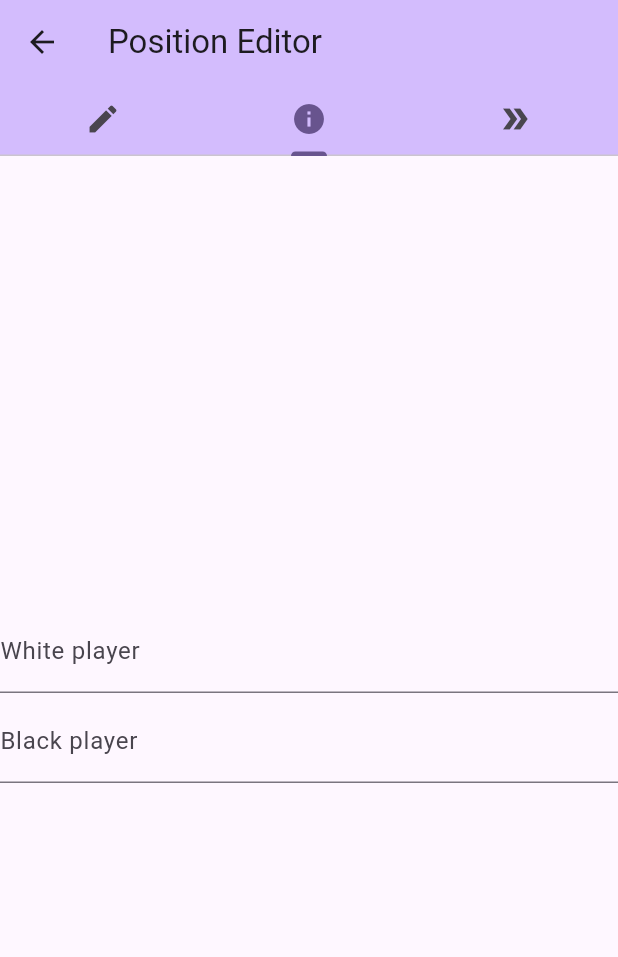
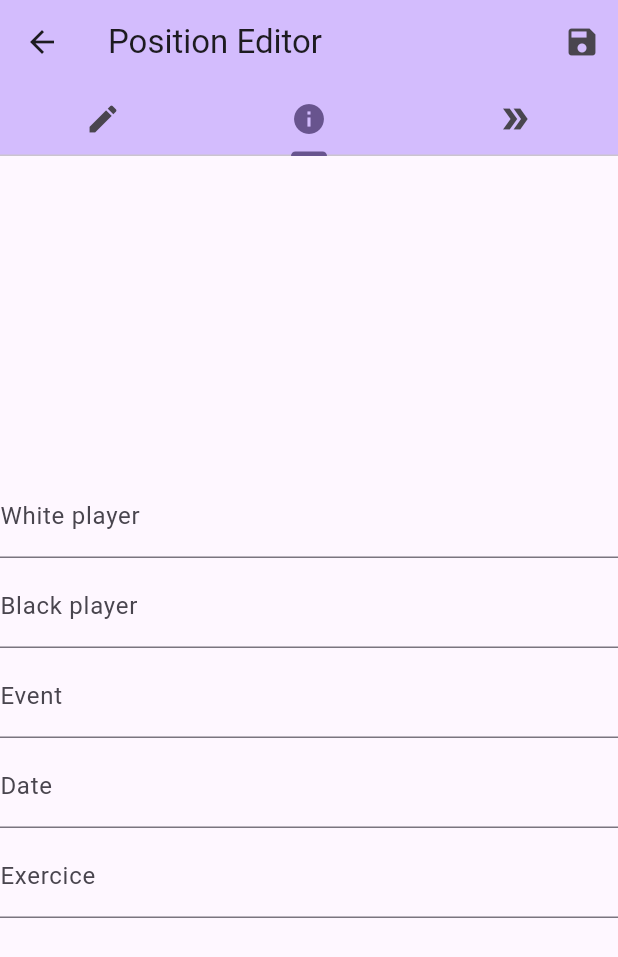
Before and after one commit to loloof64/ChessPositionsBinder, a Flutter app: the PositionEditorPage screen opened directly, tab 2 chosen, on a phone screen of 412 x 824 dp. Shown: the top 957 px of the screen. Run offline on Flutter 3.47's test engine with Material 3 defaults, Android fonts, the phone set to English and light mode, and no system bars; missing offline and left inert: chess_vectors_flutter, chessground, dartchess.

Commit message:
go further implementing position editor

```diff
--- a/lib/pages/position_editor.dart
+++ b/lib/pages/position_editor.dart
@@ -12,6 +12,11 @@ class PositionEditorPage extends StatefulWidget {
 }
 
 class _PositionEditorPageState extends State<PositionEditorPage> {
+  void _returnPgn() {
+    final pgn = "";
+    Navigator.of(context).pop(pgn);
+  }
+
   @override
   Widget build(BuildContext context) {
     return DefaultTabController(
@@ -27,6 +32,9 @@ class _PositionEditorPageState extends State<PositionEditorPage> {
               Tab(icon: Icon(Icons.double_arrow)),
             ],
           ),
+          actions: [
+            IconButton(icon: const Icon(Icons.save), onPressed: _returnPgn),
+          ],
         ),
         body: TabBarView(
           children: [
--- a/lib/widgets/position_informations_form.dart
+++ b/lib/widgets/position_informations_form.dart
@@ -45,6 +45,24 @@ class _PositionInformationsFormState extends State<PositionInformationsForm> {
             decoration: const InputDecoration(labelText: "Black player"),
           ),
         ),
+        Flexible(
+          child: TextField(
+            controller: _eventController,
+            decoration: const InputDecoration(labelText: "Event"),
+          ),
+        ),
+        Flexible(
+          child: TextField(
+            controller: _dateController,
+            decoration: const InputDecoration(labelText: "Date"),
+          ),
+        ),
+        Flexible(
+          child: TextField(
+            controller: _exerciceController,
+            decoration: const InputDecoration(labelText: "Exercice"),
+          ),
+        ),
       ],
     );
   }
```
Also changed, not shown: lib/pages/position_shortcuts_buttons.dart (+14 -2 lines).
